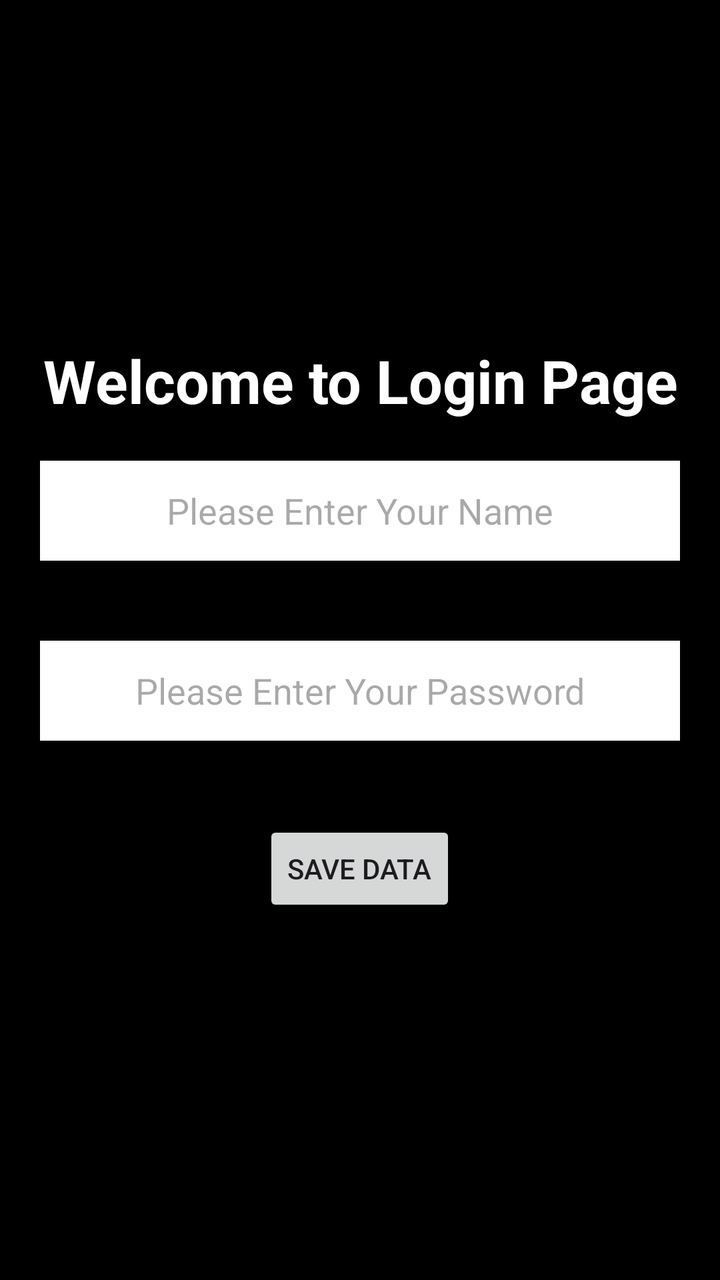
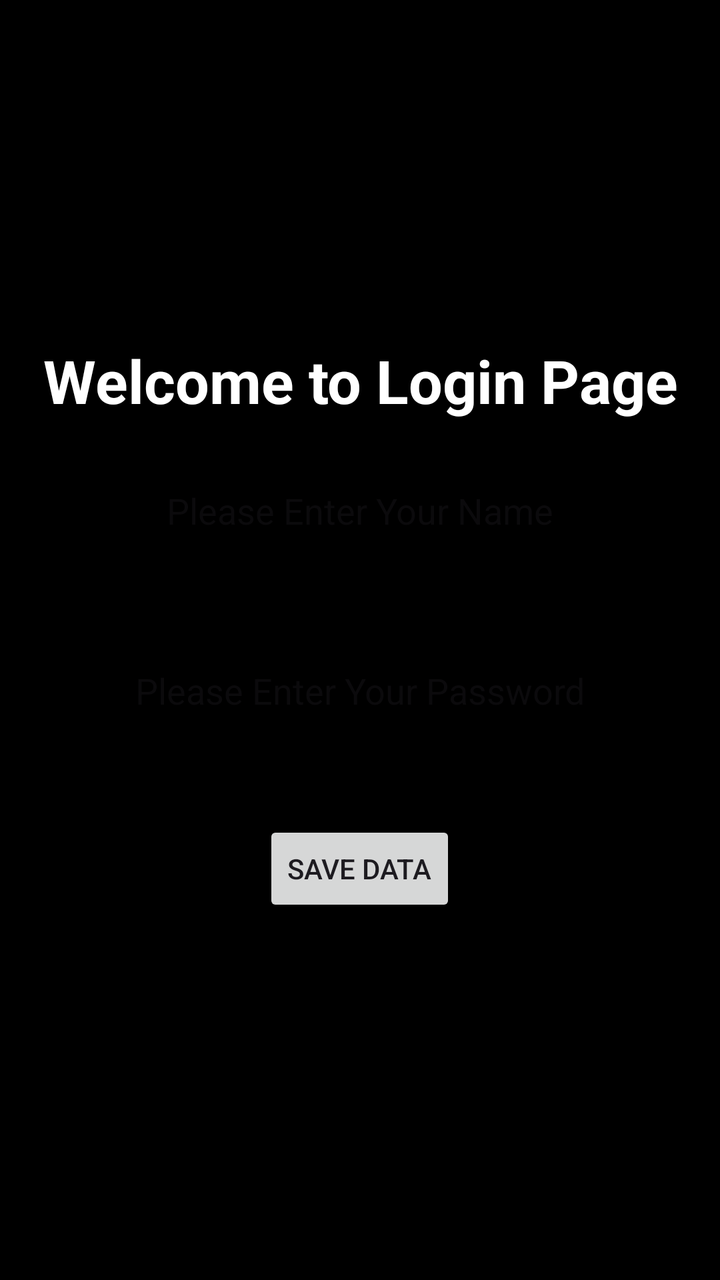

The first picture is an Android layout as it rendered before a commit; the second is the same layout after the commit. The layout source and the unified diff follow.
<!-- AndroidManifest.xml: application theme Theme.Passvault -->
<!-- res/layout/activity_main.xml -->
<?xml version="1.0" encoding="utf-8"?>
<LinearLayout
    xmlns:android="http://schemas.android.com/apk/res/android"  xmlns:app="http://schemas.android.com/apk/res-auto"  xmlns:tools="http://schemas.android.com/tools"  android:layout_width="match_parent"
    android:layout_height="match_parent"
    android:background="@color/black"
    android:orientation="vertical"
    tools:context=".MainActivity">
    <TextView
        android:layout_width="match_parent"
        android:layout_height="wrap_content"
        android:text="Welcome to Login Page"
        android:layout_gravity="center"
        android:gravity="center"
        android:layout_marginTop="170dp"
        android:textSize="30sp"
        android:textStyle="bold"
        android:textColor="@color/white"/>
    <EditText
        android:id="@+id/eTName"
        android:layout_width="match_parent"
        android:layout_height="50dp"
        android:background="@color/white"
        android:hint="Please Enter Your Name"  android:layout_margin="20dp"
        android:gravity="center"
        />
    <EditText
        android:id="@+id/eTPassword"
        android:layout_width="match_parent"
        android:layout_height="50dp"
        android:background="@color/white"
        android:hint="Please Enter Your Password"  android:layout_margin="20dp"
        android:gravity="center"
        />
    <Button
        android:id="@+id/btnSave"
        android:layout_width="wrap_content"
        android:layout_height="wrap_content"
        android:text="SAVE DATA"
        android:layout_margin="20dp"
        android:layout_gravity="center"
        android:gravity="center"/>
</LinearLayout>
<!-- resources referenced by this layout -->
<resources>
  <color name="black">#FF000000</color>
  <color name="white">#FFFFFFFF</color>
  <style name="Theme.Passvault" parent="Base.Theme.Passvault" />
  <style name="Base.Theme.Passvault" parent="Theme.Material3.DayNight.NoActionBar">
          
          
      </style>
</resources>

<!-- the commit's change to res/layout/activity_main.xml (unified diff, before → after) -->
@@ -19,7 +19,7 @@
         android:id="@+id/eTName"
         android:layout_width="match_parent"
         android:layout_height="50dp"
-        android:background="@color/white"
+        android:background="@color/black"
         android:hint="Please Enter Your Name"  android:layout_margin="20dp"
         android:gravity="center"
         />
@@ -27,7 +27,7 @@
         android:id="@+id/eTPassword"
         android:layout_width="match_parent"
         android:layout_height="50dp"
-        android:background="@color/white"
+        android:background="@color/black"
         android:hint="Please Enter Your Password"  android:layout_margin="20dp"
         android:gravity="center"
         />
